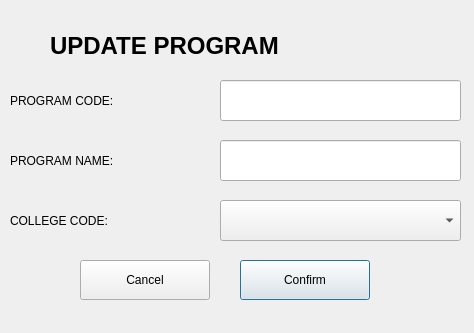
utthee/StudentInfoSys, file updateProgram.ui: the form before one commit.
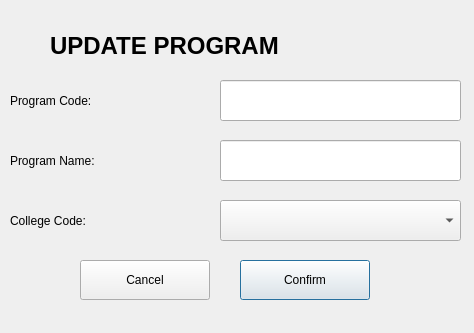
The form after the commit.

Patch:
```diff
--- a/updateProgram.ui
+++ b/updateProgram.ui
@@ -38,12 +38,18 @@
     <rect>
      <x>10</x>
      <y>80</y>
-     <width>191</width>
+     <width>211</width>
      <height>41</height>
     </rect>
    </property>
+   <property name="font">
+    <font>
+     <weight>50</weight>
+     <bold>false</bold>
+    </font>
+   </property>
    <property name="text">
-    <string>PROGRAM CODE:</string>
+    <string>Program Code:</string>
    </property>
   </widget>
   <widget class="QLabel" name="label_3">
@@ -51,12 +57,18 @@
     <rect>
      <x>10</x>
      <y>140</y>
-     <width>191</width>
+     <width>211</width>
      <height>41</height>
     </rect>
    </property>
+   <property name="font">
+    <font>
+     <weight>50</weight>
+     <bold>false</bold>
+    </font>
+   </property>
    <property name="text">
-    <string>PROGRAM NAME:</string>
+    <string>Program Name:</string>
    </property>
   </widget>
   <widget class="QLabel" name="label_4">
@@ -64,12 +76,18 @@
     <rect>
      <x>10</x>
      <y>200</y>
-     <width>191</width>
+     <width>201</width>
      <height>41</height>
     </rect>
    </property>
+   <property name="font">
+    <font>
+     <weight>50</weight>
+     <bold>false</bold>
+    </font>
+   </property>
    <property name="text">
-    <string>COLLEGE CODE:</string>
+    <string>College Code:</string>
    </property>
   </widget>
   <widget class="QLineEdit" name="programCodeEdit">
```
Left out of the diff: 6 changed lines with no effect on the pictures.
